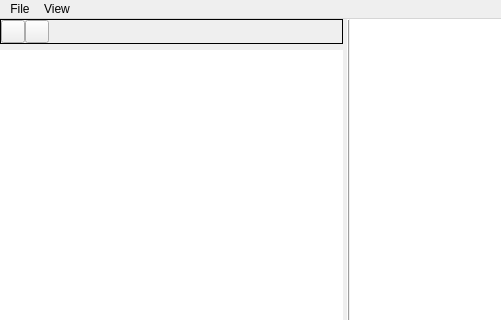
Old version of the form src/mainwindow.ui in the repository hatstand/O-sRSSly; both pictures show x 0 to 501 and y 0 to 320 of the 1010 by 798 pixel window.
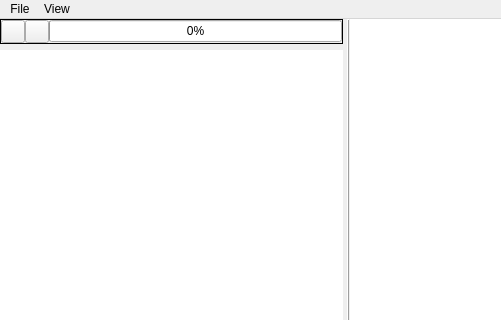
New version of the form. Icons and pictures are not drawn. Custom widgets are drawn as their Qt base class.

Commit message: Long cat is loooooooong

```diff
--- a/src/mainwindow.ui
+++ b/src/mainwindow.ui
@@ -17,6 +17,14 @@
     <normaloff>:/icon.png</normaloff>:/icon.png</iconset>
   </property>
   <widget class="QWidget" name="centralwidget" >
+   <property name="geometry" >
+    <rect>
+     <x>0</x>
+     <y>27</y>
+     <width>1010</width>
+     <height>747</height>
+    </rect>
+   </property>
    <layout class="QVBoxLayout" name="verticalLayout_3" >
     <property name="spacing" >
      <number>0</number>
@@ -57,22 +65,15 @@
             <widget class="QToolButton" name="configure_" />
            </item>
            <item>
-            <widget class="QToolButton" name="refresh_" >
+            <widget class="QToolButton" name="refresh_" />
+           </item>
+           <item>
+            <widget class="LongCatBar" name="progressBar" >
+             <property name="value" >
+              <number>0</number>
+             </property>
             </widget>
            </item>
-           <item>
-            <spacer name="horizontalSpacer" >
-             <property name="orientation" >
-              <enum>Qt::Horizontal</enum>
-             </property>
-             <property name="sizeHint" stdset="0" >
-              <size>
-               <width>206</width>
-               <height>20</height>
-              </size>
-             </property>
-            </spacer>
-           </item>
           </layout>
          </widget>
         </item>
@@ -519,6 +520,11 @@
    <extends>QWidget</extends>
    <header>webclipview.h</header>
   </customwidget>
+  <customwidget>
+   <class>LongCatBar</class>
+   <extends>QProgressBar</extends>
+   <header>longcatbar.h</header>
+  </customwidget>
  </customwidgets>
  <resources>
   <include location="../data/data.qrc" />
```
Left out of the diff: 37 changed lines with no effect on the pictures. The commit also changes 11 other files.
